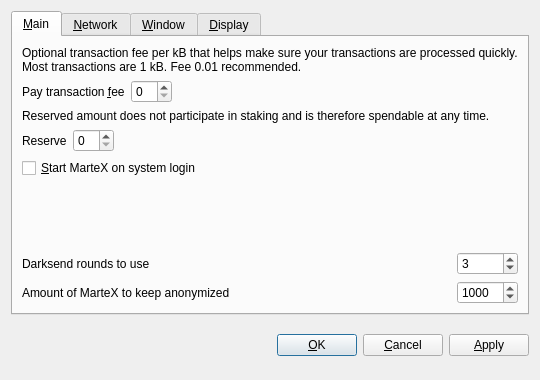
The window that src/qt/forms/optionsdialog.ui (martexcoin/martexcoin_4x) describes before a commit, drawn with Qt 5.
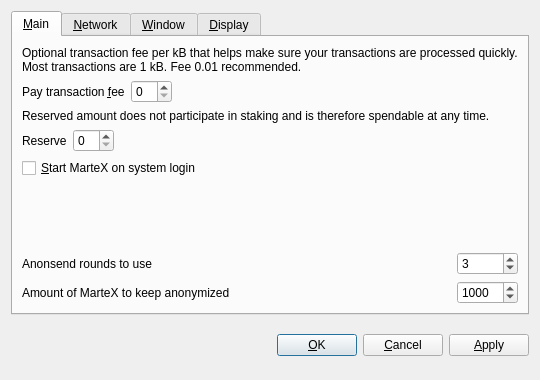
The same window after the commit. Custom widgets are drawn as their Qt base class.

Commit message: Rebranding: Darksend/InstantX changed to AnonSend/FastTx

Patch:
```diff
--- a/src/qt/forms/optionsdialog.ui
+++ b/src/qt/forms/optionsdialog.ui
@@ -151,7 +151,7 @@
           <string>&lt;html&gt;&lt;head/&gt;&lt;body&gt;&lt;p&gt;This setting determines the amount of individual masternodes that an input will be anonymized through. More rounds of anonymization gives a higher degree of privacy, but also costs more in fees.&lt;/p&gt;&lt;/body&gt;&lt;/html&gt;</string>
          </property>
          <property name="text">
-          <string>Darksend rounds to use</string>
+          <string>Anonsend rounds to use</string>
          </property>
         </widget>
        </item>
```
Left out of the diff: 4 changed lines with no effect on the pictures. The commit also changes 63 other files.
